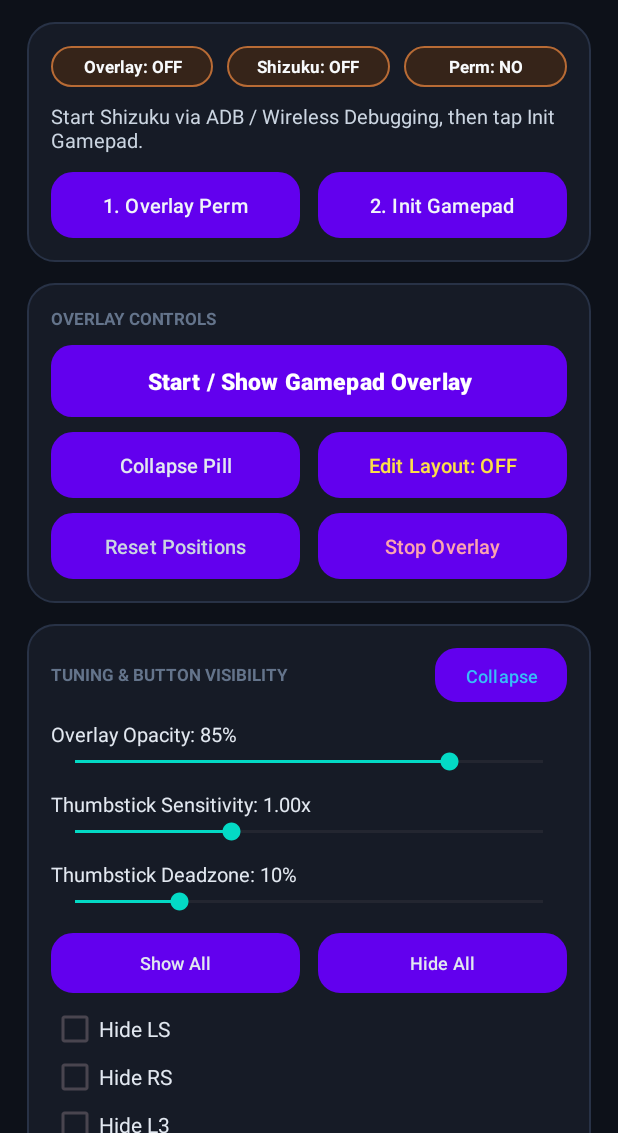
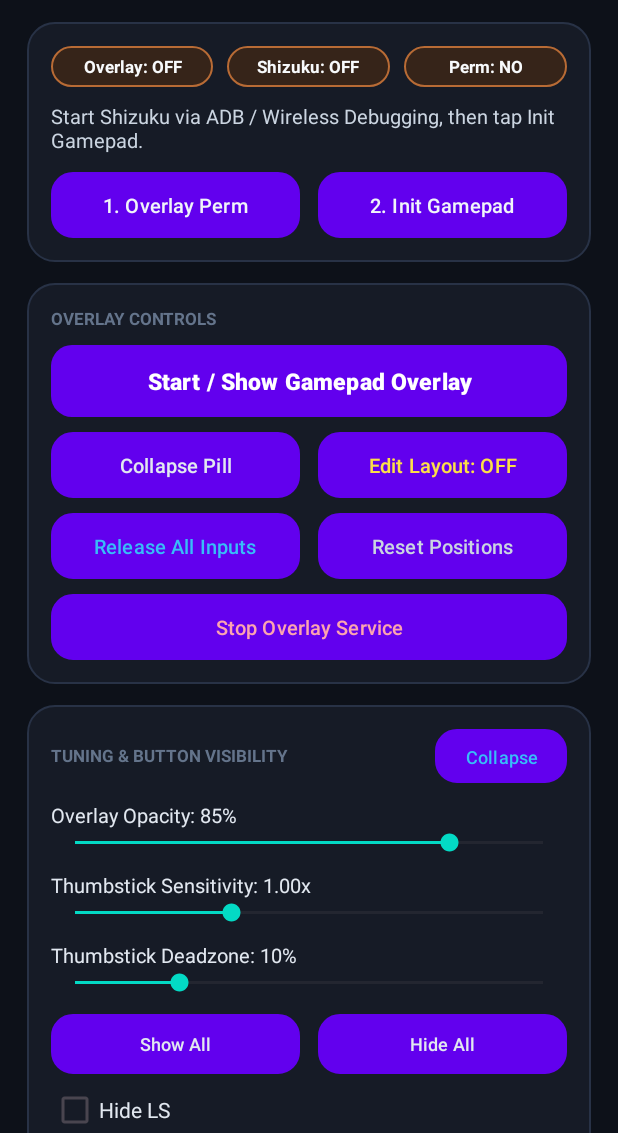
Before and after one commit to CanC-Code/overlaypad, an Android app: the screen it shows after launch (MainActivity), after a tap on "Expand", on a phone screen of 412 x 824 dp, the part 103-1236 px from its top. Run offline under Robolectric (Android 15) with nearby library versions, the phone set to English and light mode, and no system bars; libraries missing offline, so code that uses them is left out: rikka.shizuku; 4 statements that could not run were skipped.

Commit message:
Add Release All action, radial stick scaling, and cleaner portrait layout

```diff
--- a/app/src/main/java/com/overlaypad/OverlayLayoutStore.kt
+++ b/app/src/main/java/com/overlaypad/OverlayLayoutStore.kt
@@ -90,36 +90,36 @@ class OverlayLayoutStore(context: Context) {
     fun defaultControls(screenWidth: Int, screenHeight: Int): MutableList<PadControl> {
         val base = minOf(screenWidth, screenHeight).toFloat()
         val isPortrait = screenHeight > screenWidth
-        val btnR = if (isPortrait) base * 0.062f else base * 0.056f
-        val smallBtnR = if (isPortrait) base * 0.048f else base * 0.044f
-        val stickR = if (isPortrait) base * 0.135f else base * 0.125f
+        val btnR = if (isPortrait) base * 0.056f else base * 0.056f
+        val smallBtnR = if (isPortrait) base * 0.044f else base * 0.044f
+        val stickR = if (isPortrait) base * 0.125f else base * 0.125f
 
         return if (isPortrait) {
             mutableListOf(
-                PadControl("ls", "LS", true, 0x00, 0x01, 0.22f, 0.78f, stickR, false, false, null),
-                PadControl("rs", "RS", true, 0x03, 0x04, 0.76f, 0.78f, stickR * 0.92f, false, false, null),
+                PadControl("ls", "LS", true, 0x00, 0x01, 0.19f, 0.81f, stickR, false, false, null),
+                PadControl("rs", "RS", true, 0x03, 0x04, 0.81f, 0.81f, stickR * 0.92f, false, false, null),
 
-                PadControl("l3", "L3", false, 317, 0, 0.36f, 0.88f, smallBtnR, false, false, "l3"),
-                PadControl("r3", "R3", false, 318, 0, 0.62f, 0.88f, smallBtnR, false, false, "r3"),
+                PadControl("l3", "L3", false, 317, 0, 0.34f, 0.89f, smallBtnR, false, false, "l3"),
+                PadControl("r3", "R3", false, 318, 0, 0.66f, 0.89f, smallBtnR, false, false, "r3"),
 
-                PadControl("a", "A", false, 304, 0, 0.78f, 0.63f, btnR, false, false, "a"),
-                PadControl("b", "B", false, 305, 0, 0.90f, 0.55f, btnR, false, false, "b"),
-                PadControl("x", "X", false, 307, 0, 0.66f, 0.55f, btnR, false, false, "x"),
-                PadControl("y", "Y", false, 308, 0, 0.78f, 0.47f, btnR, false, false, "y"),
+                PadControl("a", "A", false, 304, 0, 0.82f, 0.63f, btnR, false, false, "a"),
+                PadControl("b", "B", false, 305, 0, 0.91f, 0.55f, btnR, false, false, "b"),
+                PadControl("x", "X", false, 307, 0, 0.73f, 0.55f, btnR, false, false, "x"),
+                PadControl("y", "Y", false, 308, 0, 0.82f, 0.47f, btnR, false, false, "y"),
 
-                PadControl("dpad_u", "UP", false, 544, 0, 0.22f, 0.53f, smallBtnR * 1.05f, false, false, "dpad_u"),
-                PadControl("dpad_d", "DN", false, 545, 0, 0.22f, 0.67f, smallBtnR * 1.05f, false, false, "dpad_d"),
-                PadControl("dpad_l", "LEFT", false, 546, 0, 0.11f, 0.60f, smallBtnR * 1.05f, false, false, "dpad_l"),
-                PadControl("dpad_r", "RIGHT", false, 547, 0, 0.33f, 0.60f, smallBtnR * 1.05f, false, false, "dpad_r"),
+                PadControl("dpad_u", "UP", false, 544, 0, 0.19f, 0.55f, smallBtnR, false, false, "dpad_u"),
+                PadControl("dpad_d", "DN", false, 545, 0, 0.19f, 0.67f, smallBtnR, false, false, "dpad_d"),
+                PadControl("dpad_l", "LEFT", false, 546, 0, 0.10f, 0.61f, smallBtnR, false, false, "dpad_l"),
+                PadControl("dpad_r", "RIGHT", false, 547, 0, 0.28f, 0.61f, smallBtnR, false, false, "dpad_r"),
 
-                PadControl("lb", "LB", false, 310, 0, 0.14f, 0.34f, btnR * 0.92f, false, false, "lb"),
-                PadControl("rb", "RB", false, 311, 0, 0.86f, 0.34f, btnR * 0.92f, false, false, "rb"),
-                PadControl("lt", "LT", false, 312, 0x02, 0.27f, 0.34f, btnR * 0.92f, false, false, "lt"),
-                PadControl("rt", "RT", false, 313, 0x05, 0.73f, 0.34f, btnR * 0.92f, false, false, "rt"),
+                PadControl("lb", "LB", false, 310, 0, 0.13f, 0.42f, btnR * 0.90f, false, false, "lb"),
+                PadControl("rb", "RB", false, 311, 0, 0.87f, 0.34f, btnR * 0.90f, false, false, "rb"),
+                PadControl("lt", "LT", false, 312, 0x02, 0.25f, 0.42f, btnR * 0.90f, false, false, "lt"),
+                PadControl("rt", "RT", false, 313, 0x05, 0.75f, 0.34f, btnR * 0.90f, false, false, "rt"),
 
-                PadControl("select", "BACK", false, 314, 0, 0.35f, 0.24f, smallBtnR, false, false, "select"),
-                PadControl("guide", "HOME", false, 316, 0, 0.50f, 0.24f, smallBtnR, false, false, "guide"),
-                PadControl("start", "START", false, 315, 0, 0.65f, 0.24f, smallBtnR, false, false, "start")
+                PadControl("select", "BACK", false, 314, 0, 0.36f, 0.94f, smallBtnR * 0.92f, false, false, "select"),
+                PadControl("guide", "HOME", false, 316, 0, 0.50f, 0.94f, smallBtnR * 0.92f, false, false, "guide"),
+                PadControl("start", "START", false, 315, 0, 0.64f, 0.94f, smallBtnR * 0.92f, false, false, "start")
             )
         } else {
             mutableListOf(
--- a/app/src/main/res/layout/activity_main.xml
+++ b/app/src/main/res/layout/activity_main.xml
@@ -223,29 +223,40 @@
                 android:orientation="horizontal">
 
                 <Button
+                    android:id="@+id/btn_release_all"
+                    android:layout_width="0dp"
+                    android:layout_height="44dp"
+                    android:layout_marginEnd="6dp"
+                    android:layout_weight="1"
+                    android:background="@drawable/bg_btn_secondary"
+                    android:text="Release All Inputs"
+                    android:textAllCaps="false"
+                    android:textColor="#38BDF8"
+                    android:textSize="13sp" />
+
+                <Button
                     android:id="@+id/btn_reset_layout"
                     android:layout_width="0dp"
                     android:layout_height="44dp"
-                    android:layout_marginEnd="6dp"
+                    android:layout_marginStart="6dp"
                     android:layout_weight="1"
                     android:background="@drawable/bg_btn_secondary"
                     android:text="Reset Positions"
                     android:textAllCaps="false"
                     android:textColor="#CBD5E1"
                     android:textSize="13sp" />
+            </LinearLayout>
 
             <Button
                 android:id="@+id/btn_stop_overlay"
-                    android:layout_width="0dp"
+                android:layout_width="match_parent"
                 android:layout_height="44dp"
-                    android:layout_marginStart="6dp"
-                    android:layout_weight="1"
+                android:layout_marginTop="10dp"
                 android:background="@drawable/bg_btn_danger"
-                    android:text="Stop Overlay"
+                android:text="Stop Overlay Service"
                 android:textAllCaps="false"
                 android:textColor="#FDA4AF"
                 android:textSize="13sp" />
-            </LinearLayout>
         </LinearLayout>
 
         <!-- Tuning & Visibility Card -->
```
Also changed, not shown: app/src/main/java/com/overlaypad/MainActivity.kt (+9 -0 lines), app/src/main/java/com/overlaypad/OverlayPadView.kt (+17 -15 lines), app/src/main/java/com/overlaypad/OverlayService.kt (+12 -0 lines). Lines whose indentation alone changed are shown as unchanged.
